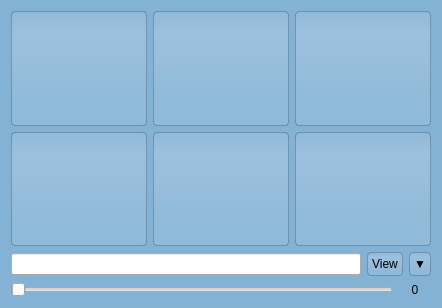
Qt form mainwidget.ui (SongSing/TeamView) before a commit.
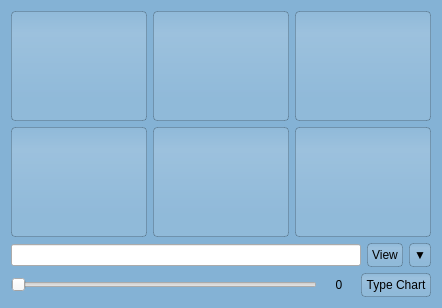
The same form after that commit.

Commit message: Type chart

```diff
--- a/mainwidget.ui
+++ b/mainwidget.ui
@@ -262,6 +262,13 @@
        </property>
       </widget>
      </item>
+     <item>
+      <widget class="QPushButton" name="typeChart">
+       <property name="text">
+        <string>Type Chart</string>
+       </property>
+      </widget>
+     </item>
     </layout>
    </item>
   </layout>
```
The commit also changes 4 other files.
